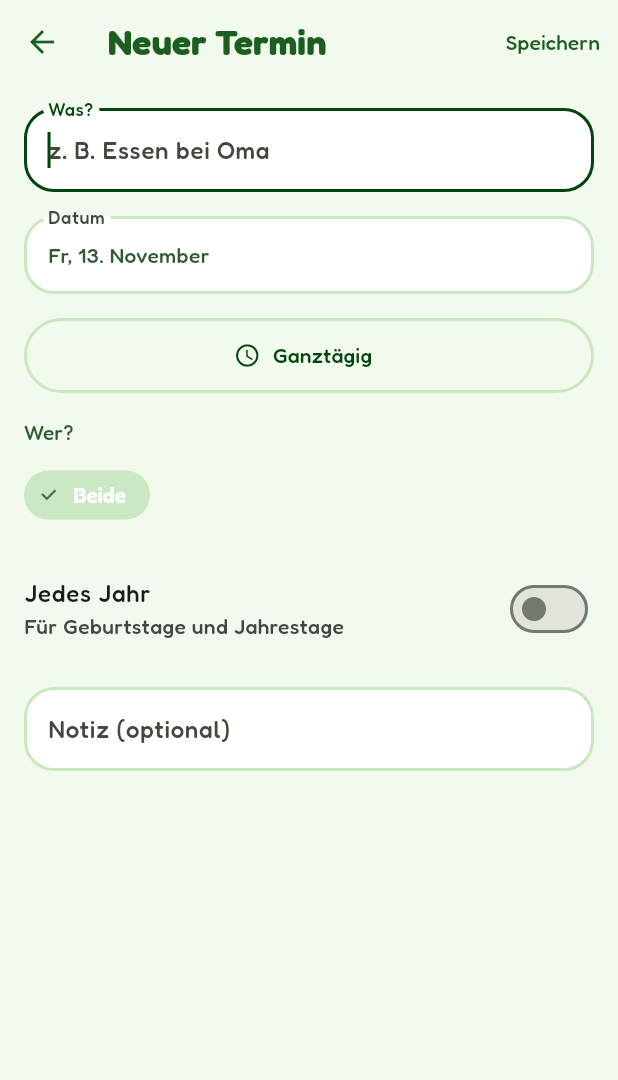
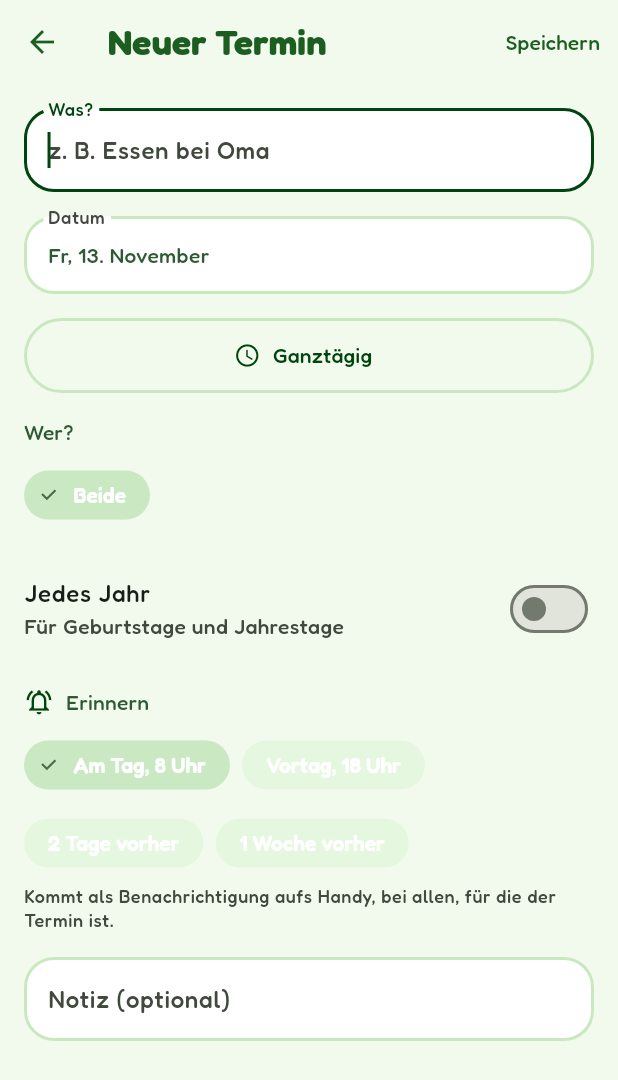
Before and after one commit to TEE800/bubududu, a Flutter app: the EventEditScreen screen opened directly with empty values, on a phone screen of 412 x 824 dp. Shown: the top 1080 px of the screen. Run offline on Flutter 3.47's test engine with Material 3 defaults, Android fonts, the phone set to English and light mode, and no system bars; our stand-ins replace cloud_firestore, connectivity_plus, file_picker, firebase_auth, firebase_core, firebase_messaging and 11 more; missing offline and left inert: dart:js_interop, device_calendar_plus, google_mlkit_text_recognition, image_picker_android, image_picker_platform_interface, pdfrx; accounts and stored records are empty.

Commit message:
Termine: Erinnerungszeit selbst wählen (#54)
Claude-Session: https://claude.ai/code/session_01WGE5cXHwQ2eHXZet5a85XQ

Co-authored-by: Claude <noreply@anthropic.com>

```diff
--- a/lib/features/calendar.dart
+++ b/lib/features/calendar.dart
@@ -22,6 +22,7 @@ class CalendarEvent {
     required this.note,
     this.createdBy = '',
     this.googleId,
+    this.reminders,
   });
 
   final String id;
@@ -42,6 +43,14 @@ class CalendarEvent {
   /// Aus dem Google-Kalender von [createdBy] übernommen (Termin-ID dort).
   final String? googleId;
 
+  /// Gewählte Erinnerungen (Codes aus [timedReminderOptions] bzw.
+  /// [allDayReminderOptions]). null = Standard, leer = keine Erinnerung.
+  final List<String>? reminders;
+
+  /// Die Erinnerungen, die tatsächlich gelten.
+  List<String> get activeReminders =>
+      reminders ?? defaultReminders(timed: time != null, yearly: yearly);
+
   factory CalendarEvent.fromDoc(Doc d) => CalendarEvent(
     id: d.id,
     title: d.data['title'] as String? ?? '',
@@ -52,7 +61,73 @@ class CalendarEvent {
     note: d.data['note'] as String? ?? '',
     createdBy: d.data['createdBy'] as String? ?? '',
     googleId: d.data['googleId'] as String?,
+    reminders: (d.data['reminders'] as List?)?.whereType<String>().toList(),
   );
+}
+
+/// Eine Auswahl, wann vor einem Termin erinnert wird.
+class ReminderOption {
+  const ReminderOption(
+    this.code,
+    this.label,
+    this.prefix, {
+    this.days = 0,
+    this.minutes = 0,
+  });
+
+  /// Wird so in Firestore gespeichert.
+  final String code;
+
+  /// Text auf dem Auswahl-Chip.
+  final String label;
+
+  /// Anfang der Benachrichtigung, z. B. "In einer Stunde".
+  final String prefix;
+  final int days;
+  final int minutes;
+}
+
+/// Für Termine mit Uhrzeit: so lange vor dem Beginn.
+const timedReminderOptions = [
+  ReminderOption('0m', 'Zum Beginn', 'Jetzt'),
+  ReminderOption('10m', '10 Min. vorher', 'In 10 Minuten', minutes: 10),
+  ReminderOption('30m', '30 Min. vorher', 'In 30 Minuten', minutes: 30),
+  ReminderOption('1h', '1 Std. vorher', 'In einer Stunde', minutes: 60),
+  ReminderOption('2h', '2 Std. vorher', 'In zwei Stunden', minutes: 120),
+  ReminderOption('1d', '1 Tag vorher', 'Morgen', days: 1),
+  ReminderOption('2d', '2 Tage vorher', 'Übermorgen', days: 2),
+  ReminderOption('1w', '1 Woche vorher', 'In einer Woche', days: 7),
+];
+
+/// Für ganztägige Termine: am Tag um 8 Uhr, sonst am Abend davor um 18 Uhr.
+const allDayReminderOptions = [
+  ReminderOption('0d', 'Am Tag, 8 Uhr', 'Heute'),
+  ReminderOption('1d', 'Vortag, 18 Uhr', 'Morgen', days: 1),
+  ReminderOption('2d', '2 Tage vorher', 'Übermorgen', days: 2),
+  ReminderOption('1w', '1 Woche vorher', 'In einer Woche', days: 7),
+];
+
+List<ReminderOption> reminderOptions({required bool timed}) =>
+    timed ? timedReminderOptions : allDayReminderOptions;
+
+/// Was gilt, wenn man nichts auswählt (so wie es die App schon immer machte).
+List<String> defaultReminders({required bool timed, required bool yearly}) => [
+  timed ? '1h' : '0d',
+  if (yearly) '1d',
+];
+
+/// Passt die Auswahl an, wenn ein Termin Uhrzeit bekommt oder ganztägig wird.
+List<String> convertReminders(List<String> codes, {required bool timed}) {
+  final valid = {for (final o in reminderOptions(timed: timed)) o.code};
+  return {
+    for (final c in codes)
+      if (valid.contains(c))
+        c
+      else if (c == '0m' && !timed)
+        '0d'
+      else if (c == '0d' && timed)
+        '0m',
+  }.toList();
 }
 
 /// Ein Vorkommen eines Termins an einem bestimmten Tag.
@@ -393,6 +468,26 @@ class _EventEditScreenState extends ConsumerState<EventEditScreen> {
   late String _who = widget.event?.who ?? '';
   late bool _yearly = widget.event?.yearly ?? false;
 
+  /// null = Standard, der sich nach Uhrzeit und "Jedes Jahr" richtet.
+  late List<String>? _reminders = widget.event?.reminders;
+
+  List<String> get _activeReminders =>
+      _reminders ?? defaultReminders(timed: _time != null, yearly: _yearly);
+
+  void _setTime(String? time) {
+    final wasTimed = _time != null;
+    _time = time;
+    if (_reminders != null && wasTimed != (time != null)) {
+      _reminders = convertReminders(_reminders!, timed: time != null);
+    }
+  }
+
+  void _toggleReminder(String code, bool on) {
+    final next = [..._activeReminders]..remove(code);
+    if (on) next.add(code);
+    setState(() => _reminders = next);
+  }
+
   @override
   void dispose() {
     _title.dispose();
@@ -412,8 +507,9 @@ class _EventEditScreenState extends ConsumerState<EventEditScreen> {
     );
     if (picked != null) {
       setState(() {
-        _time =
-            '${picked.hour.toString().padLeft(2, '0')}:${picked.minute.toString().padLeft(2, '0')}';
+        _setTime(
+          '${picked.hour.toString().padLeft(2, '0')}:${picked.minute.toString().padLeft(2, '0')}',
+        );
       });
     }
   }
@@ -432,6 +528,7 @@ class _EventEditScreenState extends ConsumerState<EventEditScreen> {
         'time': _time,
         'who': _who,
         'yearly': _yearly,
+        'reminders': _activeReminders,
         'note': _note.text.trim(),
       },
     );
@@ -485,7 +582,7 @@ class _EventEditScreenState extends ConsumerState<EventEditScreen> {
               IconButton(
                 tooltip: 'Ganztägig',
                 icon: const Icon(Icons.clear),
-                onPressed: () => setState(() => _time = null),
+                onPressed: () => setState(() => _setTime(null)),
               ),
           ],
         ),
@@ -501,6 +598,11 @@ class _EventEditScreenState extends ConsumerState<EventEditScreen> {
           value: _yearly,
           onChanged: (v) => setState(() => _yearly = v),
         ),
+        _ReminderPicker(
+          timed: _time != null,
+          selected: _activeReminders,
+          onToggle: _toggleReminder,
+        ),
         TextField(
           controller: _note,
           decoration: const InputDecoration(labelText: 'Notiz (optional)'),
@@ -511,3 +613,59 @@ class _EventEditScreenState extends ConsumerState<EventEditScreen> {
     );
   }
 }
+
+/// Auswahl, wann die App vor dem Termin erinnert (mehrere möglich).
+class _ReminderPicker extends StatelessWidget {
+  const _ReminderPicker({
+    required this.timed,
+    required this.selected,
+    required this.onToggle,
+  });
+
+  final bool timed;
+  final List<String> selected;
+  final void Function(String code, bool on) onToggle;
+
+  @override
+  Widget build(BuildContext context) {
+    final theme = Theme.of(context);
+    return Column(
+      crossAxisAlignment: CrossAxisAlignment.start,
+      children: [
+        Row(
+          children: [
+            Icon(
+              selected.isEmpty
+                  ? Icons.notifications_off_outlined
+                  : Icons.notifications_active_outlined,
+              size: 20,
+              color: theme.colorScheme.primary,
+            ),
+            const SizedBox(width: 8),
+            Text('Erinnern', style: theme.textTheme.titleSmall),
+          ],
+        ),
+        const SizedBox(height: 8),
+        Wrap(
+          spacing: 8,
+          runSpacing: 4,
+          children: [
+            for (final o in reminderOptions(timed: timed))
+              FilterChip(
+                label: Text(o.label),
+                selected: selected.contains(o.code),
+                onSelected: (on) => onToggle(o.code, on),
+              ),
+          ],
+        ),
+        const SizedBox(height: 4),
+        Text(
+          selected.isEmpty ? 'Keine Erinnerung für diesen Termin.' : 'Kommt als Benachrichtigung aufs Handy, bei allen, für die der Termin ist.',
+          style: theme.textTheme.bodySmall?.copyWith(
+            color: theme.colorScheme.onSurfaceVariant,
+          ),
+        ),
+      ],
+    );
+  }
+}
```
Also changed, not shown: lib/notifications/reminders.dart (+21 -17 lines), 3 other files.
